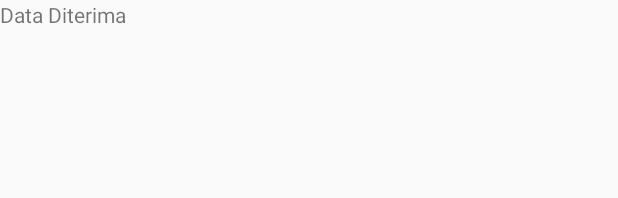
After one commit to roindeyal/LatihanIntentAndroid, an Android app: the layout activity_move_with_data.xml on its own in the app's theme, with its tools: preview values and no code run, on a phone screen of 412 x 824 dp. The commit adds this screen. Shown: the top 198 px of the screen. Run offline under Robolectric (Android 15) with nearby library versions, the phone set to English and light mode, and no system bars.

Commit message:
Latihan Intent Move Activity With Data

```diff
--- a/app/src/main/AndroidManifest.xml
+++ b/app/src/main/AndroidManifest.xml
@@ -9,7 +9,8 @@
         android:roundIcon="@mipmap/ic_launcher_round"
         android:supportsRtl="true"
         android:theme="@style/AppTheme">
-        <activity android:name=".MoveActivity"></activity>
+        <activity android:name=".MoveWithDataActivity"></activity>
+        <activity android:name=".MoveActivity" />
         <activity android:name=".MainActivity">
             <intent-filter>
                 <action android:name="android.intent.action.MAIN" />
--- /dev/null
+++ b/app/src/main/res/layout/activity_move_with_data.xml
@@ -0,0 +1,15 @@
+<?xml version="1.0" encoding="utf-8"?>
+<RelativeLayout xmlns:android="http://schemas.android.com/apk/res/android"
+    xmlns:app="http://schemas.android.com/apk/res-auto"
+    xmlns:tools="http://schemas.android.com/tools"
+    android:layout_width="match_parent"
+    android:layout_height="match_parent"
+    tools:context=".MoveWithDataActivity">
+
+    <TextView
+        android:id="@+id/tv_data_received"
+        android:layout_width="match_parent"
+        android:layout_height="wrap_content"
+        android:text="@string/data_received"/>
+
+</RelativeLayout>
```
Also changed, not shown: app/src/main/java/com/svafvel/software/production/latihanintent/MainActivity.java (+20 -0 lines), app/src/main/java/com/svafvel/software/production/latihanintent/MoveWithDataActivity.java (added, +41 -0 lines), app/src/main/res/layout/activity_main.xml (+7 -0 lines).
